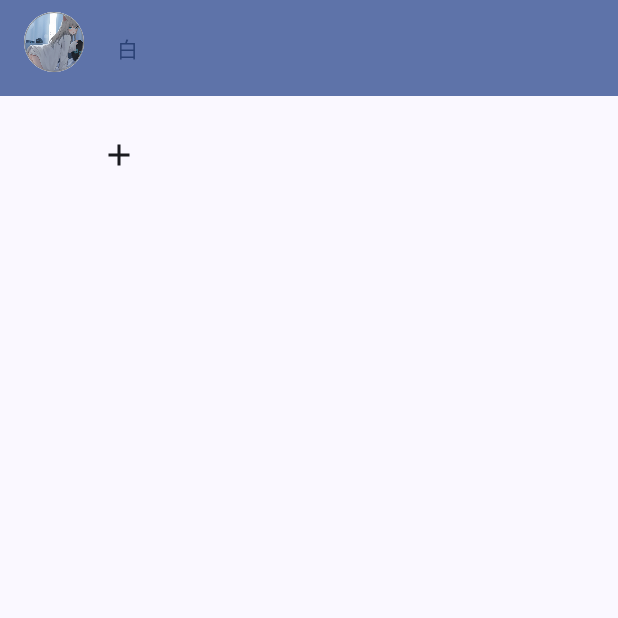
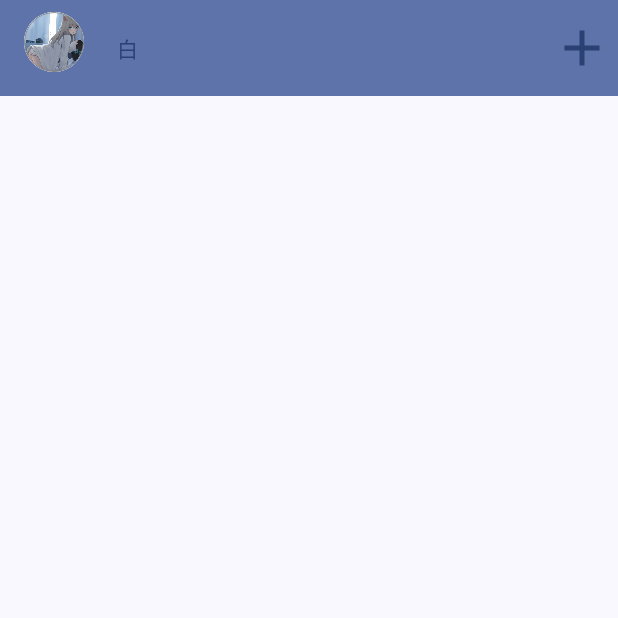
Before and after one commit to losebai/B-Im, an Android app built with Jetpack Compose: the screen it shows after launch (MainActivity), after a tap on "Floating action button.", on a phone screen of 412 x 824 dp, the top half of it. Run offline under Robolectric (Android 15) with nearby library versions, the phone set to English and light mode, and no system bars; 2 statements that could not run were skipped.

```diff
--- a/app/src/main/java/com/example/myapplication/AppBase.kt
+++ b/app/src/main/java/com/example/myapplication/AppBase.kt
@@ -8,6 +8,7 @@ import androidx.compose.foundation.layout.Column
 import androidx.compose.foundation.layout.PaddingValues
 import androidx.compose.foundation.layout.Row
 import androidx.compose.foundation.layout.fillMaxHeight
+import androidx.compose.foundation.layout.fillMaxSize
 import androidx.compose.foundation.layout.fillMaxWidth
 import androidx.compose.foundation.layout.padding
 import androidx.compose.foundation.layout.size
@@ -15,6 +16,7 @@ import androidx.compose.foundation.shape.CircleShape
 import androidx.compose.foundation.shape.RoundedCornerShape
 import androidx.compose.material.icons.Icons
 import androidx.compose.material.icons.filled.AccountCircle
+import androidx.compose.material.icons.filled.Add
 import androidx.compose.material.icons.filled.Favorite
 import androidx.compose.material.icons.filled.Home
 import androidx.compose.material.icons.filled.MailOutline
@@ -23,6 +25,8 @@ import androidx.compose.material3.Button
 import androidx.compose.material3.ButtonDefaults
 import androidx.compose.material3.DrawerState
 import androidx.compose.material3.DrawerValue
+import androidx.compose.material3.DropdownMenu
+import androidx.compose.material3.DropdownMenuItem
 import androidx.compose.material3.ExperimentalMaterial3Api
 import androidx.compose.material3.Icon
 import androidx.compose.material3.IconButton
@@ -37,7 +41,9 @@ import androidx.compose.material3.TopAppBar
 import androidx.compose.material3.TopAppBarDefaults
 import androidx.compose.runtime.Composable
 import androidx.compose.runtime.getValue
+import androidx.compose.runtime.mutableIntStateOf
 import androidx.compose.runtime.mutableStateOf
+import androidx.compose.runtime.remember
 import androidx.compose.runtime.setValue
 import androidx.compose.ui.Alignment
 import androidx.compose.ui.Modifier
@@ -49,6 +55,7 @@ import androidx.compose.ui.unit.dp
 import androidx.compose.ui.unit.sp
 import androidx.navigation.NavHostController
 import com.example.myapplication.common.PaddingCommon
+import com.example.myapplication.common.ui.DialogImageAdd
 import com.example.myapplication.config.MenuRouteConfig
 
 
@@ -60,19 +67,23 @@ class AppBase {
 
     var settingDrawerState by mutableStateOf(DrawerState(DrawerValue.Closed))
 
-    var snackbarHostState =   SnackbarHostState()
+    var snackbarHostState = SnackbarHostState()
 
 
     @Composable
     @Preview(showBackground = true)
     @OptIn(ExperimentalMaterial3Api::class)
     fun GetTopAppBar() {
+        var expanded by remember { mutableStateOf(false) }
+        val items = listOf("导入", "创建文件夹", "刷新")
+        var selectedIndex by remember { mutableIntStateOf(0) }
         TopAppBar(
             colors = TopAppBarDefaults.topAppBarColors(
                 containerColor = MaterialTheme.colorScheme.primaryContainer,
                 titleContentColor = MaterialTheme.colorScheme.primary,
             ),
             title = {
+                Row {
                     Row {
                         Button(
                             onClick = { settingDrawerState = DrawerState(DrawerValue.Open) },
@@ -98,6 +109,40 @@ class AppBase {
                             contentPadding = PaddingCommon.ZERO_PADDING,
                         ) {
                             Text(text = "白")
+                        }
+                    }
+                    Row(
+                        horizontalArrangement = Arrangement.End,
+                        modifier = Modifier.fillMaxWidth()
+                    ) {
+                        Column {
+                            IconButton(onClick = { expanded = true }) {
+                                Icon(
+                                    modifier = Modifier
+                                        .padding(0.dp)
+                                        .fillMaxSize(),
+                                    imageVector = Icons.Filled.Add,
+                                    contentDescription = "Localized description"
+                                )
+                            }
+                            DropdownMenu(
+                                expanded = expanded,
+                                onDismissRequest = { expanded = false }) {
+                                items.forEachIndexed { index, label ->
+                                    DropdownMenuItem(text = {
+                                        Text(text = label)
+                                    }, onClick = {
+                                        selectedIndex = index
+                                        expanded = false
+                                    })
+                                }
+                            }
+                        }
+                        if (selectedIndex == 1) {
+                            DialogImageAdd(onDismissRequest = {
+                                selectedIndex = 0
+                            })
+                        }
                     }
                 }
             }
@@ -198,11 +243,14 @@ class AppBase {
         content: @Composable (PaddingValues) -> Unit,
         topBar: @Composable () -> Unit = { GetTopAppBar() },
         bottomBar: @Composable () -> Unit = { GetBottomBar() },
-        floatingActionButton: @Composable () -> Unit = {  },
+        floatingActionButton: @Composable () -> Unit = { },
     ) {
         Scaffold(
-            snackbarHost={
-                SnackbarHost(hostState = snackbarHostState, modifier = Modifier.padding(0.dp))
+            snackbarHost = {
+                SnackbarHost(
+                    hostState = snackbarHostState,
+                    modifier = Modifier.padding(0.dp)
+                )
             },
             topBar = {
                 topBar()
@@ -213,7 +261,8 @@ class AppBase {
             floatingActionButton = { floatingActionButton() },
             modifier = Modifier
                 .fillMaxWidth()
-                .fillMaxHeight().background(MaterialTheme.colorScheme.background),
+                .fillMaxHeight()
+                .background(MaterialTheme.colorScheme.background),
             content = content
         )
     }
--- a/app/src/main/java/com/example/myapplication/MainActivity.kt
+++ b/app/src/main/java/com/example/myapplication/MainActivity.kt
@@ -180,9 +180,6 @@ class MainActivity : AppCompatActivity() {
 
     @Composable
     fun ScaffoldExample(imageViewModel: ImageViewModel, modifier: Modifier = Modifier) {
-        var isAdd by remember {
-            mutableStateOf(false)
-        }
         LazyVerticalGrid(
             columns = GridCells.Adaptive(minSize = 96.dp),
             modifier = modifier
@@ -201,20 +198,6 @@ class MainActivity : AppCompatActivity() {
                         imageViewModel.groupPath = item.file?.parent.toString()
                     }
                     appBase.navHostController.navigate(PageRouteConfig.IMAGE_PAGE_ROUTE)
-                }
-            }
-            item {
-                IconButton(onClick = {  isAdd = true}) {
-                    Icon(
-                        modifier = Modifier.padding(0.dp) ,
-                        imageVector = Icons.Filled.Add,
-                        contentDescription = "Localized description"
-                    )
-                }
-                if (isAdd){
-                    DialogImageAdd(onDismissRequest = {}, onClose = {
-                        isAdd = false
-                    })
                 }
             }
         }
--- a/app/src/main/java/com/example/myapplication/common/ImageUtils.kt
+++ b/app/src/main/java/com/example/myapplication/common/ImageUtils.kt
@@ -21,11 +21,9 @@ object ImageUtils {
     private val filenameFilter: (File, String) -> Boolean =
         { dir: File, name: String -> checkFix(name) }
 
-    val imagePathsList = ArrayList<String>()
+    private val imagePathsList = ArrayList<String>()
 
-    val imageDirList = ArrayList<File>()
-
-    val emptyImage: ImageEntity = ImageEntity(null, null, null, false)
+    private val imageDirList = ArrayList<File>()
 
     // 获取存储目录路径
     val storageDirPath: String = Environment.getExternalStorageDirectory().absolutePath
@@ -56,12 +54,14 @@ object ImageUtils {
                 )
             }
             files?.let {
+                var index = 0
                 for (file in it) {
                     if (file.isDirectory) {
                         val oneImageEntity = getImageDirectoryOne(file)
                         if (oneImageEntity != null){
                             oneImageEntity.isDir = true
                             oneImageEntity.name = file.name
+                            oneImageEntity.index = index++
                             fileList.add(oneImageEntity)
                         }
                     }
@@ -84,10 +84,11 @@ object ImageUtils {
         val fileList = ArrayList<ImageEntity>()
         if (dir.isDirectory) {
             val files = dir.listFiles(filenameFilter)
+            var index = 0
             files?.let {
                 for (file in it) {
                     // 获取图片文件路径
-                    fileList.add(ImageEntity(file))
+                    fileList.add(ImageEntity(file, index++))
                 }
             }
         }
```
Also changed, not shown: app/build.gradle.kts (+4 -3 lines), app/src/main/java/com/example/myapplication/common/ui/DialogUI.kt (+13 -6 lines), app/src/main/java/com/example/myapplication/entity/ImageEntity.java (+18 -0 lines), app/src/main/java/com/example/myapplication/ui/ImageDetail.kt (+38 -4 lines), app/src/main/java/com/example/myapplication/ui/ImagesUI.kt (+45 -23 lines), app/src/main/java/com/example/myapplication/viewmodel/ImageViewModel.kt (+10 -4 lines), 1 other file. Lines whose indentation alone changed are shown as unchanged.
